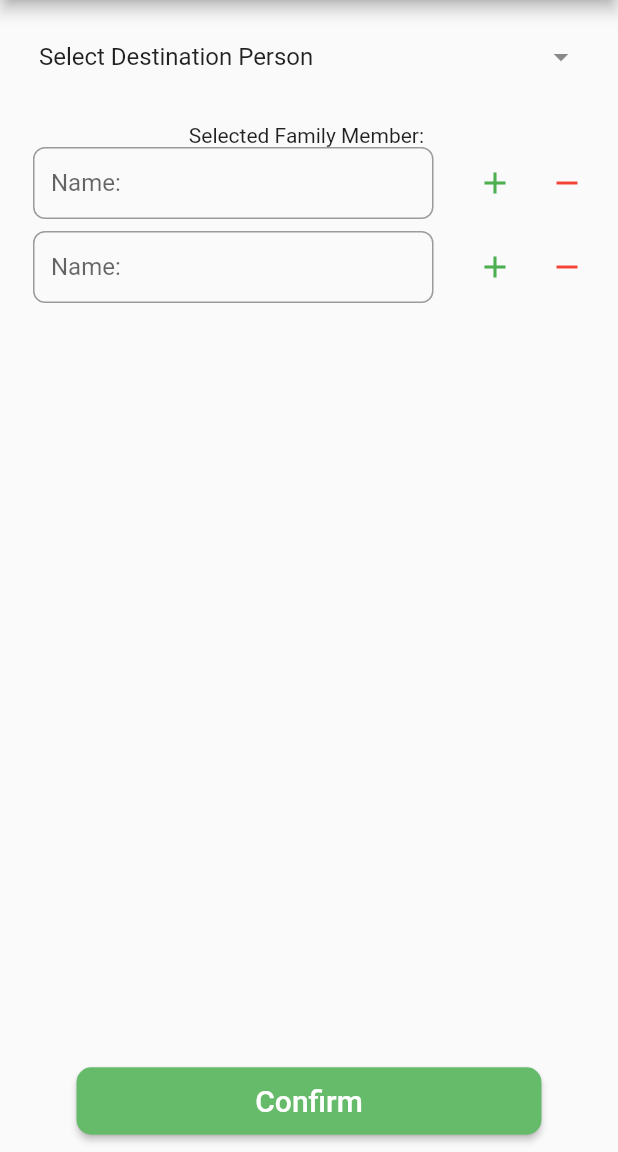
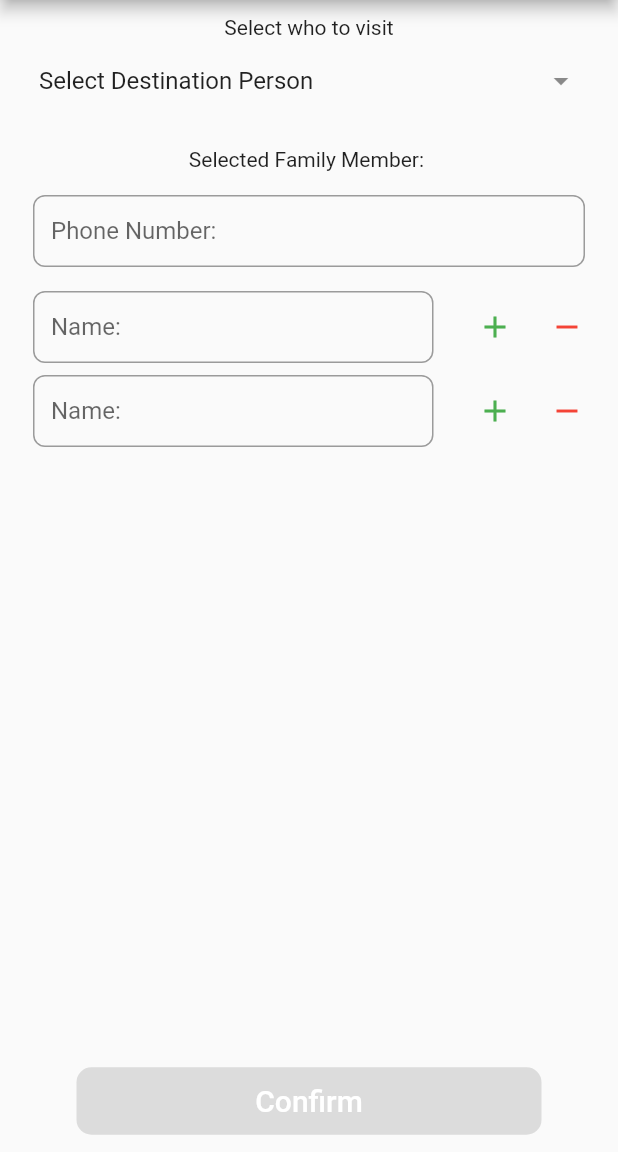
Before and after one commit to m-montefalcon/Communisync_Mobile, a Flutter app: the AddManualLogbookPage screen opened directly with empty values, after a tap on the "add" icon, on a phone screen of 412 x 824 dp, the part 84-1236 px from its top. Run offline on Flutter 3.47's test engine with Material 2 defaults, Android fonts, the phone set to English and light mode, and no system bars; our stand-ins replace flutter_dotenv, flutter_svg, image_picker, shared_preferences; missing offline and left inert: flutter_pdfview, qr_code_scanner; accounts and stored records are empty.

Commit message:
manual visit option feature added, current visitors ui revision

```diff
--- a/lib/backend/api/personnel/check_if_mvo_on.dart
+++ b/lib/backend/api/personnel/check_if_mvo_on.dart
@@ -65,7 +65,7 @@ Future<Homeowner> checksIfMvoOn(String fullName) async {
 
     } else {
       print(': ${response.body}');
-      throw Exception('Failed to fetch homeowner data');
+      throw (': ${response.body}');
     }
 
 
--- a/lib/screens/security personnel/security_add_manual_logbook.dart
+++ b/lib/screens/security personnel/security_add_manual_logbook.dart
@@ -2,6 +2,7 @@ import 'package:flutter/material.dart';
 
 import 'package:flutter/material.dart';
 
+import '../../backend/api/personnel/mvo_add.dart';
 import '../../backend/model/models.dart';
 
 class AddManualLogbookPage extends StatefulWidget {
@@ -14,6 +15,7 @@ class AddManualLogbookPage extends StatefulWidget {
 }
 
 class _AddManualLogbookPageState extends State<AddManualLogbookPage> {
+  final TextEditingController _phoneNumberController = TextEditingController();
   final List<Widget> _textFields = [];
   final List<TextEditingController> _controllers = [];
   List<String> _familyMemberChoices = [];
@@ -31,22 +33,22 @@ class _AddManualLogbookPageState extends State<AddManualLogbookPage> {
   void _initializeFamilyMembers() {
     _familyMemberChoices = [];
 
-    // You should replace this logic with your actual implementation
-    // if (widget.homeowner.familyMember != null) {
-    //   String familyMembersString = widget.homeowner.familyMember!.toString();
-    //   // Remove brackets and quotation marks
-    //   familyMembersString =
-    //       familyMembersString.replaceAll('[', '').replaceAll(']', '').replaceAll('"', '');
-    //   _familyMemberChoices.addAll(familyMembersString.split(',').map((e) => e.trim()));
-    // }
+    if (widget.homeowner.familyMember != null) {
+      String familyMembersString = widget.homeowner.familyMember!.toString();
+      // Remove brackets and quotation marks
+      familyMembersString =
+          familyMembersString.replaceAll('[', '').replaceAll(']', '').replaceAll('"', '');
+      _familyMemberChoices.addAll(familyMembersString.split(',').map((e) => e.trim()));
+    }
 
     // Always add the firstName and lastName as the first option
     _familyMemberChoices.insert(0, '${widget.homeowner.firstName} ${widget.homeowner.lastName}');
   }
 
+
   Widget _buildTextField(int index) {
     TextEditingController controller = TextEditingController();
-    _controllers.add(controller);
+    _controllers.insert(index, controller); // Insert controller at the given index
 
     return Row(
       children: [
@@ -87,17 +89,44 @@ class _AddManualLogbookPageState extends State<AddManualLogbookPage> {
     );
   }
 
+  Widget _buildPhoneNumberInput() {
+    return Container(
+      padding: EdgeInsets.symmetric(horizontal: 12.0),
+      child: TextField(
+        controller: _phoneNumberController,
+        keyboardType: TextInputType.phone,
+        decoration: InputDecoration(
+          border: OutlineInputBorder(
+            borderRadius: BorderRadius.circular(8.0),
+          ),
+          contentPadding: const EdgeInsets.symmetric(horizontal: 12.0),
+          hintText: 'Phone Number:',
+        ),
+      ),
+    );
+  }
   void _acceptNames() async {
     setState(() {
       _isLoading = true; // Set loading state to true
     });
 
     // Create a list of strings from visitMembers TextEditingControllers
+    // Create a list of strings from visitMembers TextEditingControllers
     List<String> visitMembers = [];
     for (TextEditingController controller in _controllers) {
       String name = controller.text;
       visitMembers.add('"$name"'); // Add quotation marks around each name
     }
+
+    // Add the phone number to the list
+    String phoneNumber = _phoneNumberController.text;
+
+    // Print the homeowner ID
+    print("Homeowner ID: ${widget.homeowner.id}");
+    print(phoneNumber);
+    print(_selectedFamilyMember.toString());
+
+    // Rest of the code remains unchanged
 
     try {
       // Simulating an asynchronous operation, replace this with your actual logic
@@ -110,20 +139,15 @@ class _AddManualLogbookPageState extends State<AddManualLogbookPage> {
         // Print the visit_members
         print("Visit Members: $visitMembers");
 
-        // Call the requestCa function with the necessary parameters
-        // (Assuming this function is defined in your code)
-        // requestCa(
-        //   context,
-        //   homeownerId, // Replace with the actual homeownerId property
-        //   _selectedFamilyMember, // Use the selected family member
-        //   visitMembers, // Pass the list of visit members with quotation marks
-        // );
+        MvoAdd(
+          context,
+          widget.homeowner.id, // Pass the homeowner ID
+          phoneNumber,
+          _selectedFamilyMember,
+          visitMembers, // Pass the list of visit members with quotation marks
+        );
 
-        // Navigate to VisitorBottombar upon success
-        // Navigator.pushReplacement(
-        //   context,
-        //   MaterialPageRoute(builder: (context) => VisitorBottombar()),
-        // );
+
       });
     } catch (error) {
       // Handle any errors here
@@ -136,6 +160,9 @@ class _AddManualLogbookPageState extends State<AddManualLogbookPage> {
     }
   }
 
+
+
+
   @override
   Widget build(BuildContext context) {
     return Scaffold(
@@ -146,6 +173,8 @@ class _AddManualLogbookPageState extends State<AddManualLogbookPage> {
         padding: const EdgeInsets.all(10.0),
         child: Column(
           children: [
+            Text('Select who to visit'),
+
             PopupMenuButton<String>(
               onSelected: (String selectedValue) {
                 // Handle the selected value as needed
@@ -171,6 +200,7 @@ class _AddManualLogbookPageState extends State<AddManualLogbookPage> {
                   ];
                 }
               },
+
               child: ListTile(
                 title: Text(
                   _selectedFamilyMember.isEmpty
@@ -180,11 +210,16 @@ class _AddManualLogbookPageState extends State<AddManualLogbookPage> {
                 trailing: Icon(Icons.arrow_drop_down),
               ),
             ),
-
             SizedBox(height: 16.0),
 
             // Display the selected family member
             Text('Selected Family Member: $_selectedFamilyMember'),
+            SizedBox(height: 16.0),
+            _buildPhoneNumberInput(),
+
+
+
+            SizedBox(height: 16.0),
 
             Expanded(
               child: ListView.separated(
@@ -207,7 +242,8 @@ class _AddManualLogbookPageState extends State<AddManualLogbookPage> {
                       borderRadius: BorderRadius.circular(10),
                     ),
                   ),
-                  onPressed: _isLoading ? null : _acceptNames,
+                  onPressed: (_isLoading || _selectedFamilyMember.isEmpty) ? null : _acceptNames,
+                  // Disable the button if _isLoading is true or _selectedFamilyMember is empty
                   child: Text(
                     'Confirm',
                     style: TextStyle(fontSize: 20, color: Colors.white),
@@ -219,9 +255,11 @@ class _AddManualLogbookPageState extends State<AddManualLogbookPage> {
                   ),
               ],
             ),
+
           ],
         ),
       ),
     );
   }
+
 }
```
Also changed, not shown: lib/backend/api/personnel/checks_current_visitor.dart (+10 -4 lines), lib/backend/api/personnel/mvo_add.dart (added, +58 -0 lines), lib/screens/security personnel/security_dashboard.dart (+9 -6 lines), lib/screens/security personnel/security_search_if_mvo_on.dart (+43 -34 lines).
